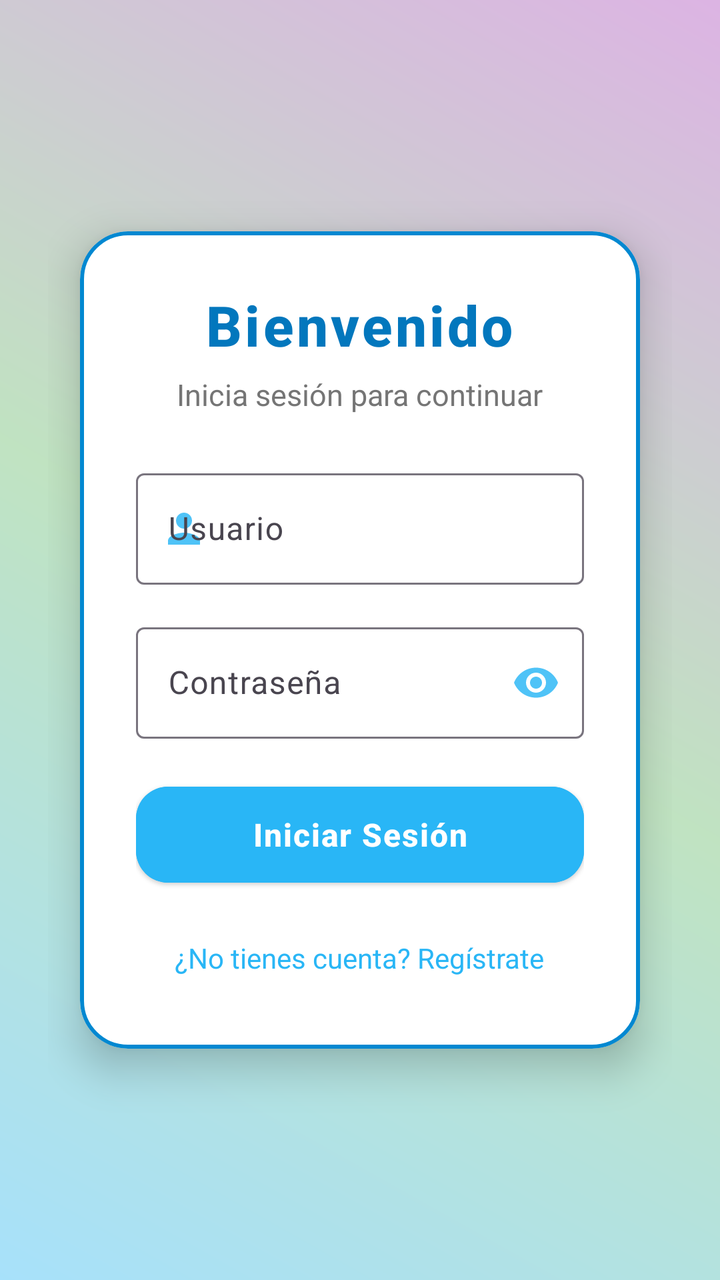
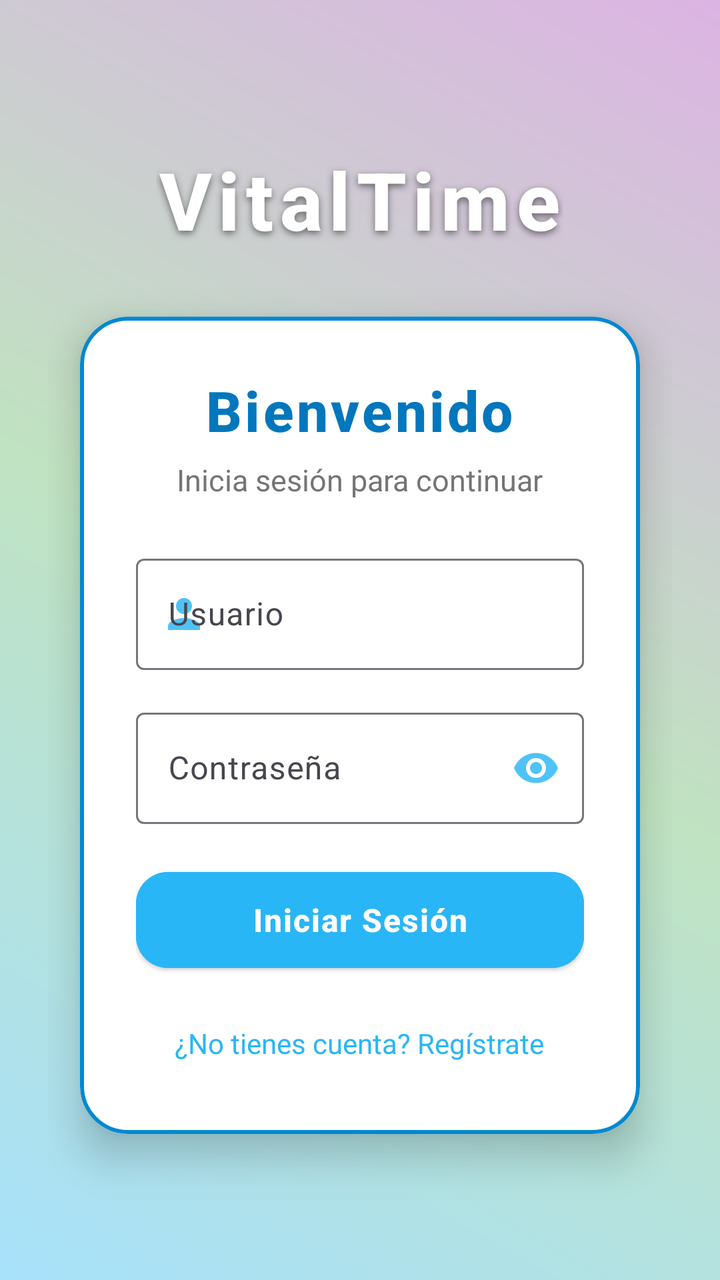

Before-and-after screenshots of an Android layout around one commit, followed by the original layout XML and the change that was made.
<!-- AndroidManifest.xml: application theme Theme.AppMedicosCarlos -->
<!-- res/layout/activity_login.xml -->
<?xml version="1.0" encoding="utf-8"?>
<LinearLayout xmlns:android="http://schemas.android.com/apk/res/android"
    xmlns:app="http://schemas.android.com/apk/res-auto"
    android:layout_width="match_parent"
    android:layout_height="match_parent"
    android:background="@drawable/bg_gradient_colorful"
    android:gravity="center"
    android:orientation="vertical"
    android:padding="24dp">

    
    <com.google.android.material.card.MaterialCardView
        android:layout_width="match_parent"
        android:layout_height="wrap_content"
        android:layout_marginHorizontal="16dp"
        app:cardCornerRadius="24dp"
        app:cardElevation="12dp"
        app:strokeColor="@color/primary_700"
        app:strokeWidth="2dp"
        android:backgroundTint="@android:color/white">

        <LinearLayout
            android:layout_width="match_parent"
            android:layout_height="wrap_content"
            android:orientation="vertical"
            android:padding="28dp">

            
            <TextView
                android:layout_width="wrap_content"
                android:layout_height="wrap_content"
                android:layout_gravity="center"
                android:fontFamily="sans-serif-medium"
                android:text="Bienvenido"
                android:textSize="28sp"
                android:textStyle="bold"
                android:letterSpacing="0.05"
                android:textColor="@color/primary_800" />

            <TextView
                android:layout_width="wrap_content"
                android:layout_height="wrap_content"
                android:layout_gravity="center"
                android:layout_marginTop="6dp"
                android:text="Inicia sesión para continuar"
                android:textColor="@color/gray_600"
                android:textSize="15sp" />

            
            <Space
                android:layout_width="wrap_content"
                android:layout_height="24dp" />

            
            <com.google.android.material.textfield.TextInputLayout
                android:layout_width="match_parent"
                android:layout_height="wrap_content"
                android:layout_marginBottom="16dp"
                app:startIconDrawable="@drawable/ic_person"
                app:startIconTint="@color/primary_500"
                style="@style/Widget.Material3.TextInputLayout.OutlinedBox"
                app:boxBackgroundColor="@android:color/white"
                app:hintTextColor="@color/gray_600">

                <com.google.android.material.textfield.TextInputEditText
                    android:id="@+id/etUsername"
                    android:layout_width="match_parent"
                    android:layout_height="wrap_content"
                    android:hint="Usuario"
                    android:inputType="text" />
            </com.google.android.material.textfield.TextInputLayout>

            
            <com.google.android.material.textfield.TextInputLayout
                android:layout_width="match_parent"
                android:layout_height="wrap_content"
                android:layout_marginBottom="20dp"
                app:startIconTint="@color/primary_500"
                app:endIconMode="password_toggle"
                app:endIconTint="@color/primary_500"
                style="@style/Widget.Material3.TextInputLayout.OutlinedBox"
                app:boxBackgroundColor="@android:color/white"
                app:hintTextColor="@color/gray_600">

                <com.google.android.material.textfield.TextInputEditText
                    android:id="@+id/etPassword"
                    android:layout_width="match_parent"
                    android:layout_height="wrap_content"
                    android:hint="Contraseña"
                    android:inputType="textPassword" />
            </com.google.android.material.textfield.TextInputLayout>

            
            <com.google.android.material.button.MaterialButton
                android:id="@+id/btnLogin"
                android:layout_width="match_parent"
                android:layout_height="56dp"
                android:text="Iniciar Sesión"
                android:textSize="16sp"
                android:textStyle="bold"
                android:letterSpacing="0.04"
                app:cornerRadius="16dp"
                android:backgroundTint="@color/primary_600"
                android:textColor="@android:color/white"
                style="@style/Widget.Material3.Button.ElevatedButton" />

            
            <TextView
                android:id="@+id/tvRegister"
                android:layout_width="wrap_content"
                android:layout_height="wrap_content"
                android:layout_gravity="center"
                android:layout_marginTop="16dp"
                android:text="¿No tienes cuenta? Regístrate"
                android:textColor="@color/primary_600"
                android:textSize="14sp"
                android:clickable="true"
                android:focusable="true"
                android:background="?attr/selectableItemBackground"
                android:padding="8dp" />

            
            <ProgressBar
                android:id="@+id/progressBar"
                android:layout_width="wrap_content"
                android:layout_height="wrap_content"
                android:layout_gravity="center"
                android:layout_marginTop="16dp"
                android:visibility="gone"
                android:indeterminateTint="@color/primary_600" />

            
            <TextView
                android:id="@+id/tvError"
                android:layout_width="match_parent"
                android:layout_height="wrap_content"
                android:layout_marginTop="12dp"
                android:gravity="center"
                android:textColor="@color/error_red"
                android:textSize="13sp"
                android:visibility="gone" />

        </LinearLayout>

    </com.google.android.material.card.MaterialCardView>

</LinearLayout>
<!-- resources referenced by this layout -->
<resources>
  <color name="error_red">#D32F2F</color>
  <color name="gray_600">#757575</color>
  <color name="primary_500">#4FC3F7</color>
  <color name="primary_600">#29B6F6</color>
  <color name="primary_700">#0288D1</color>
  <color name="primary_800">#0277BD</color>
  <!-- drawable bg_gradient_colorful (drawable) -->
  <?xml version="1.0" encoding="utf-8"?>
  <layer-list xmlns:android="http://schemas.android.com/apk/res/android">
  
      
      <item>
          <shape android:shape="rectangle">
              <gradient
                  android:startColor="#4FC3F7"
              android:centerColor="#81C784"
              android:endColor="#BA68C8"
              android:angle="45"/>
          </shape>
      </item>
  
      
      <item>
          <shape android:shape="rectangle">
              <solid android:color="#80FFFFFF"/> 
          </shape>
      </item>
  
  </layer-list>
  <!-- drawable ic_person (drawable) -->
  <vector xmlns:android="http://schemas.android.com/apk/res/android"
      android:width="24dp"
      android:height="24dp"
      android:viewportWidth="24"
      android:viewportHeight="24"
      android:tint="?attr/colorOnSurface">
      <path
          android:fillColor="@android:color/white"
          android:pathData="M12,12c2.21,0 4,-1.79 4,-4s-1.79,-4 -4,-4 -4,1.79 -4,4 1.79,4 4,4zM12,14c-2.67,0 -8,1.34 -8,4v2h16v-2c0,-2.66 -5.33,-4 -8,-4z"/>
  </vector>
  <style name="Theme.AppMedicosCarlos" parent="Base.Theme.AppMedicosCarlos" />
  <style name="Base.Theme.AppMedicosCarlos" parent="Theme.Material3.DayNight.NoActionBar">
          
          
      </style>
</resources>

<!-- the commit's change to res/layout/activity_login.xml (unified diff, before → after) -->
@@ -8,7 +8,22 @@
     android:orientation="vertical"
     android:padding="24dp">
 
-    
+    <TextView
+        android:id="@+id/tvAppName"
+        android:layout_width="wrap_content"
+        android:layout_height="wrap_content"
+        android:text="VitalTime"
+        android:textSize="40sp"
+        android:textStyle="bold"
+        android:fontFamily="sans-serif-medium"
+        android:letterSpacing="0.08"
+        android:textColor="@android:color/white"
+        android:shadowColor="#80000000"
+        android:shadowDx="0"
+        android:shadowDy="4"
+        android:shadowRadius="8"
+        android:layout_marginBottom="32dp" />
+
     <com.google.android.material.card.MaterialCardView
         android:layout_width="match_parent"
         android:layout_height="wrap_content"
@@ -25,7 +40,6 @@
             android:orientation="vertical"
             android:padding="28dp">
 
-            
             <TextView
                 android:layout_width="wrap_content"
                 android:layout_height="wrap_content"
@@ -46,12 +60,10 @@
                 android:textColor="@color/gray_600"
                 android:textSize="15sp" />
 
-            
             <Space
                 android:layout_width="wrap_content"
                 android:layout_height="24dp" />
 
-            
             <com.google.android.material.textfield.TextInputLayout
                 android:layout_width="match_parent"
                 android:layout_height="wrap_content"
@@ -70,7 +82,6 @@
                     android:inputType="text" />
             </com.google.android.material.textfield.TextInputLayout>
 
-            
             <com.google.android.material.textfield.TextInputLayout
                 android:layout_width="match_parent"
                 android:layout_height="wrap_content"
@@ -90,7 +101,6 @@
                     android:inputType="textPassword" />
             </com.google.android.material.textfield.TextInputLayout>
 
-            
             <com.google.android.material.button.MaterialButton
                 android:id="@+id/btnLogin"
                 android:layout_width="match_parent"
@@ -104,7 +114,6 @@
                 android:textColor="@android:color/white"
                 style="@style/Widget.Material3.Button.ElevatedButton" />
 
-            
             <TextView
                 android:id="@+id/tvRegister"
                 android:layout_width="wrap_content"
@@ -119,7 +128,6 @@
                 android:background="?attr/selectableItemBackground"
                 android:padding="8dp" />
 
-            
             <ProgressBar
                 android:id="@+id/progressBar"
                 android:layout_width="wrap_content"
@@ -129,7 +137,6 @@
                 android:visibility="gone"
                 android:indeterminateTint="@color/primary_600" />
 
-            
             <TextView
                 android:id="@+id/tvError"
                 android:layout_width="match_parent"
